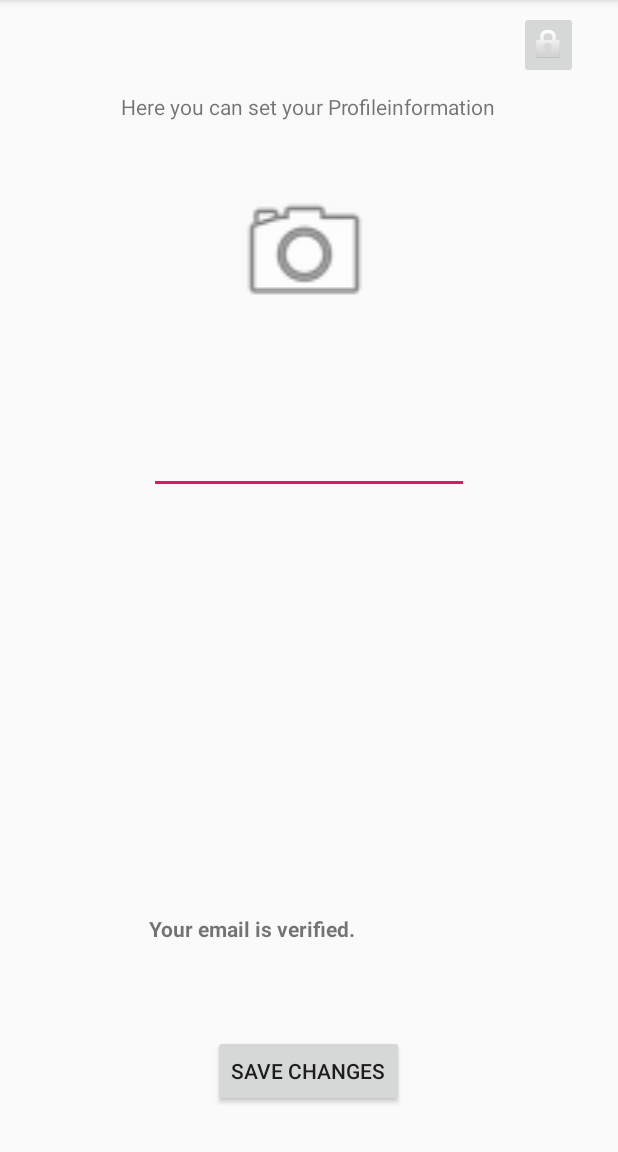
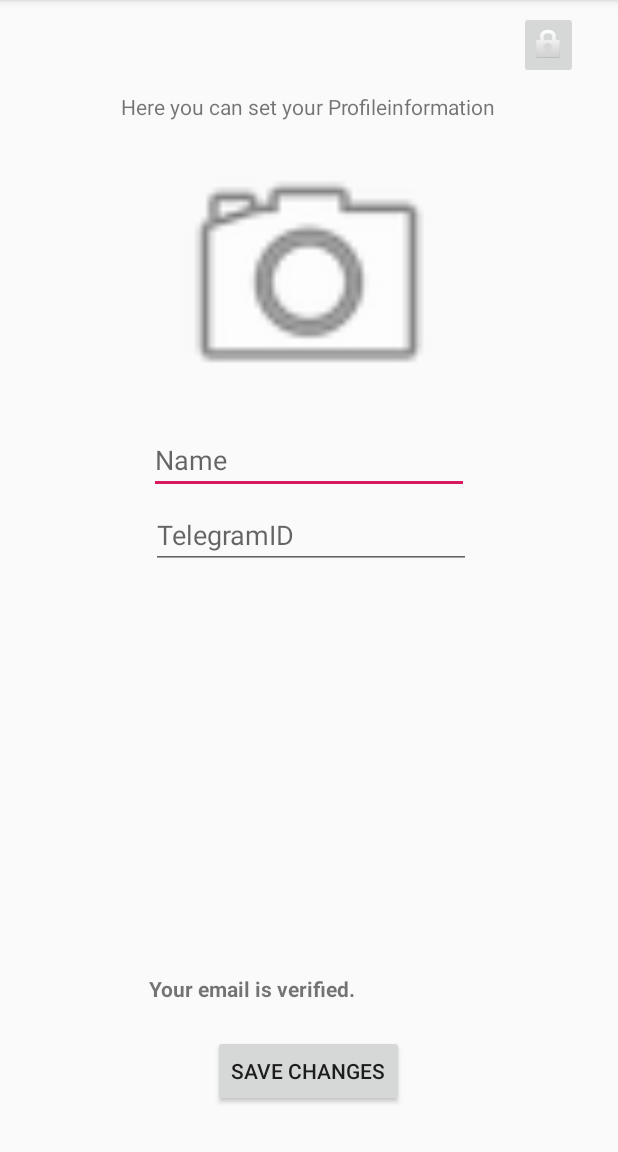
Before and after one commit to lomonat/android_lmu_diary, an Android app: the ProfileActivity screen opened directly, with no data from a screen before it, on a phone screen of 412 x 824 dp, the part 84-1236 px from its top. Run offline under Robolectric (Android 15) with nearby library versions, the phone set to English and light mode, and no system bars; our stand-ins replace Firebase (no records; nobody signed in at launch, a user with empty details on screens opened directly), Picasso; pictures from the network do not load; 1 statement that could not run was skipped.

Commit message:
added methode for setting, updating and loading Telegram user ID; Fixed Bug in loading user imageURL;

```diff
--- a/app/src/main/java/com/example/natalia/diary_lmu/ProfileActivity.java
+++ b/app/src/main/java/com/example/natalia/diary_lmu/ProfileActivity.java
@@ -24,6 +24,11 @@ import com.google.android.gms.tasks.Task;
 import com.google.firebase.auth.FirebaseAuth;
 import com.google.firebase.auth.FirebaseUser;
 import com.google.firebase.auth.UserProfileChangeRequest;
+import com.google.firebase.database.DataSnapshot;
+import com.google.firebase.database.DatabaseError;
+import com.google.firebase.database.DatabaseReference;
+import com.google.firebase.database.FirebaseDatabase;
+import com.google.firebase.database.ValueEventListener;
 import com.google.firebase.storage.FirebaseStorage;
 import com.google.firebase.storage.StorageReference;
 import com.google.firebase.storage.UploadTask;
@@ -34,19 +39,24 @@ import java.io.IOException;
 import java.net.Inet4Address;
 import java.net.URI;
 import java.security.KeyStore;
+import java.util.HashMap;
 
 public class ProfileActivity extends AppCompatActivity {
 
     EditText userName;
+    EditText telegramId;
     ImageView userPic;
     Uri imageUri;
     ProgressBar progressBar;
     String profileImageUrl;
     TextView textView;
     TextView textVeri;
+    FirebaseUser user;
     private static final int CHOOSE_IMAGE = 101;
 
     FirebaseAuth mAuth;
+    FirebaseDatabase database;
+    DatabaseReference ref;
 
     @Override
     protected void onCreate(Bundle savedInstanceState) {
@@ -54,12 +64,16 @@ public class ProfileActivity extends AppCompatActivity {
         setContentView(R.layout.activity_profile);
 
         mAuth = FirebaseAuth.getInstance();
+        database = FirebaseDatabase.getInstance();
+
 
         userName = findViewById(R.id.editTextP);
+        telegramId = findViewById(R.id.editTextTelegram);
         userPic = findViewById(R.id.imageViewP);
         progressBar = findViewById(R.id.progressBarP);
         textView = findViewById(R.id.textViewP);
         textVeri = findViewById(R.id.textViewVeri);
+        user  = mAuth.getCurrentUser();
 
         userPic.setOnClickListener(new View.OnClickListener() {
             @Override
@@ -97,10 +111,18 @@ public class ProfileActivity extends AppCompatActivity {
             startActivity(new Intent(ProfileActivity.this, MainActivity.class));
         }
 
+       if(!user.isEmailVerified()) {
+           user.sendEmailVerification().addOnCompleteListener(new OnCompleteListener<Void>() {
+               @Override
+               public void onComplete(@NonNull Task<Void> task) {
+                   Toast.makeText(ProfileActivity.this, "Verification Email Sent", Toast.LENGTH_SHORT).show();
+               }
+           });
+       }
+
     }
 
     private void loadUserInformation() {
-        FirebaseUser user = mAuth.getCurrentUser();
 
         if (user != null) {
             StorageReference storageRef = FirebaseStorage.getInstance().getReference();
@@ -112,6 +134,8 @@ public class ProfileActivity extends AppCompatActivity {
                             "load image successed",
                             Toast.LENGTH_SHORT);
                     toast.show();
+                    profileImageUrl = storageRef.child(user.getUid()+ "/profilepics/"+user.getUid()+"profileimage.jpg").getDownloadUrl().toString();
+
                 }
             }).addOnFailureListener(new OnFailureListener() {
                 @Override
@@ -143,11 +167,32 @@ public class ProfileActivity extends AppCompatActivity {
                     }
                 });
             }
+
+            loadTelegramId();
         }
+    }
+
+    private void loadTelegramId() {
+        DatabaseReference ref = database.getReference("TelegramIds/user/" + user.getUid() + "/TelegramId");
+
+        // Attach a listener to read the data at our posts reference
+        ref.addValueEventListener(new ValueEventListener() {
+            @Override
+            public void onDataChange(DataSnapshot dataSnapshot) {
+                telegramId.setText(dataSnapshot.getValue().toString());
+
+            }
+
+            @Override
+            public void onCancelled(DatabaseError databaseError) {
+                Toast.makeText(ProfileActivity.this, "The read failed: " + databaseError.getCode(), Toast.LENGTH_SHORT).show();
+            }
+        });
     }
 
     private void saveUserInformation(){
         String name = userName.getText().toString();
+        String id = telegramId.getText().toString();
 
         if(name.isEmpty()){
             userName.setError("Name required");
@@ -155,7 +200,14 @@ public class ProfileActivity extends AppCompatActivity {
             return;
         }
 
-        FirebaseUser user = mAuth.getCurrentUser();
+        if(id.isEmpty()){
+            telegramId.setError("The Telegram ID required");
+            telegramId.requestFocus();
+            return;
+        }
+
+        uploadId(id);
+
 
         if(user != null && profileImageUrl != null){
             UserProfileChangeRequest profile = new UserProfileChangeRequest.Builder().setDisplayName(name).setPhotoUri(Uri.parse(profileImageUrl)).build();
@@ -172,6 +224,17 @@ public class ProfileActivity extends AppCompatActivity {
                 }
             });
         }
+
+    }
+
+    private void uploadId(String id) {
+        ref = database.getReference("TelegramIds/user");
+
+        //ToDo: cheking if the telegram ID is correkt
+
+        DatabaseReference telegramRef = ref.child(""+user.getUid());
+
+        telegramRef.child("TelegramId").setValue(id);
 
     }
 
--- a/app/src/main/res/layout/activity_profile.xml
+++ b/app/src/main/res/layout/activity_profile.xml
@@ -17,6 +17,16 @@
         tools:layout_editor_absoluteX="162dp"
         tools:layout_editor_absoluteY="16dp" />
 
+    <ProgressBar
+        android:id="@+id/progressBarP"
+        android:visibility="gone"
+        style="?android:attr/progressBarStyle"
+        android:layout_width="wrap_content"
+        android:layout_height="wrap_content"
+        android:layout_alignParentTop="true"
+        android:layout_centerHorizontal="true"
+        android:layout_marginTop="129dp" />
+
     <EditText
         android:id="@+id/editTextP"
         android:layout_width="wrap_content"
@@ -26,7 +36,19 @@
         android:layout_marginTop="284dp"
         android:ems="10"
         android:inputType="textPersonName"
-        android:text="Name" />
+        android:hint="Name" />
+
+    <EditText
+        android:id="@+id/editTextTelegram"
+        android:layout_width="wrap_content"
+        android:layout_height="wrap_content"
+        android:layout_alignStart="@+id/editTextP"
+        android:layout_alignParentTop="true"
+        android:layout_marginStart="1dp"
+        android:layout_marginTop="334dp"
+        android:ems="10"
+        android:hint="TelegramID"
+        android:inputType="number" />
 
     <Button
         android:id="@+id/buttonSaveP"
@@ -37,24 +59,15 @@
         android:layout_marginBottom="30dp"
         android:text="Save Changes" />
 
-    <ProgressBar
-        android:id="@+id/progressBarP"
-        android:visibility="gone"
-        style="?android:attr/progressBarStyle"
-        android:layout_width="wrap_content"
-        android:layout_height="wrap_content"
-        android:layout_alignParentTop="true"
-        android:layout_centerHorizontal="true"
-        android:layout_marginTop="129dp" />
 
     <ImageView
         android:id="@+id/imageViewP"
-        android:layout_width="111dp"
-        android:layout_height="96dp"
+        android:layout_width="212dp"
+        android:layout_height="190dp"
         android:layout_alignStart="@+id/buttonSaveP"
         android:layout_alignParentTop="true"
-        android:layout_marginStart="5dp"
-        android:layout_marginTop="120dp"
+        android:layout_marginStart="-42dp"
+        android:layout_marginTop="90dp"
         app:srcCompat="@android:drawable/ic_menu_camera" />
 
     <TextView
@@ -63,9 +76,10 @@
         android:layout_height="37dp"
         android:layout_alignStart="@+id/editTextP"
         android:layout_alignParentBottom="true"
-        android:layout_marginBottom="121dp"
-        android:textStyle="bold"
-        android:text="Verification"/>
+        android:layout_marginStart="0dp"
+        android:layout_marginBottom="81dp"
+        android:text="Verification"
+        android:textStyle="bold" />
 
     <ImageButton
         android:id="@+id/imageButtonLog"
--- a/app/src/main/res/layout/activity_sign_up.xml
+++ b/app/src/main/res/layout/activity_sign_up.xml
@@ -12,7 +12,7 @@
         android:layout_alignParentTop="true"
         android:layout_centerHorizontal="true"
         android:layout_marginTop="25dp"
-        android:text="sign in or register"
+        android:text="Register for ChatBotDiary"
         app:layout_constraintBottom_toBottomOf="parent"
         app:layout_constraintLeft_toLeftOf="parent"
         app:layout_constraintRight_toRightOf="parent"
```
Also changed, not shown: app/src/main/res/layout/activity_main.xml (+10 -13 lines).
